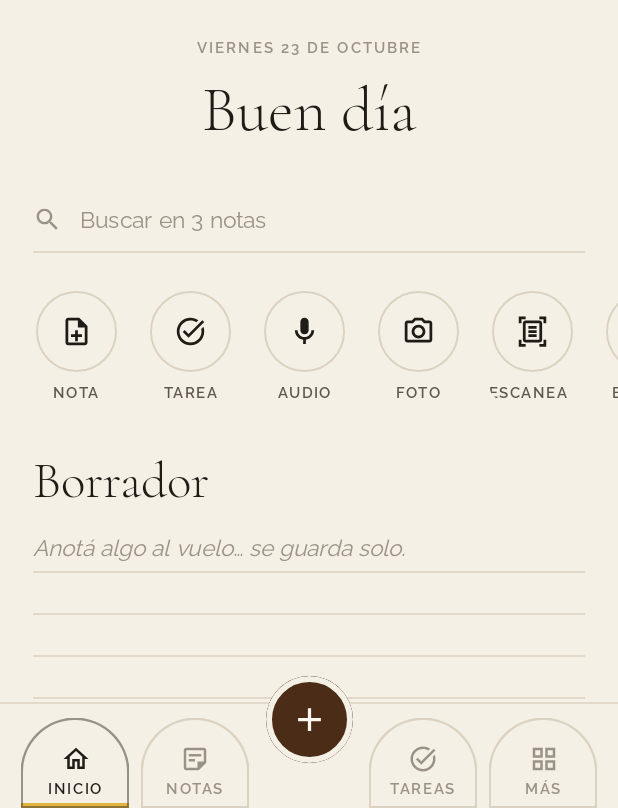
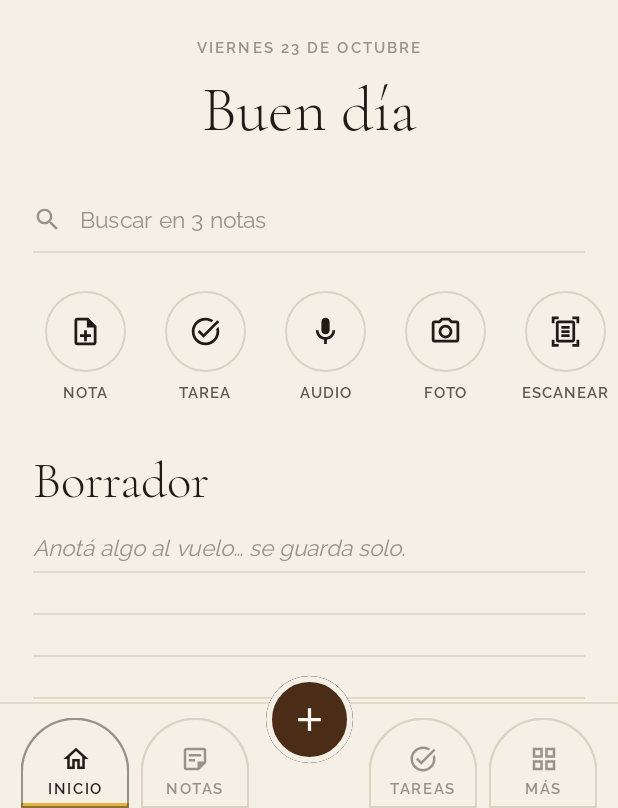
Before and after one commit to sudestada93/noteapp, an Android app built with Jetpack Compose: the screen it shows after launch (MainActivity), after a tap on "Empezar", on a phone screen of 412 x 824 dp, the part 428-1236 px from its top. Run offline under Robolectric (Android 15) with nearby library versions, the phone set to English and light mode, and no system bars; our stand-ins replace Room's generated code; pictures from the network do not load; Roboto replaces fonts that are not available here.

Commit message:
Ajustes finos: etiquetas de accesos, singular en búsqueda, color de nota de ejemplo; README
Co-Authored-By: Claude Opus 5.5 <noreply@anthropic.com>
Claude-Session: https://claude.ai/code/session_01SCxokomaUs9psNudQ5C5mm

```diff
--- a/app/src/main/java/com/libreta/app/data/Repository.kt
+++ b/app/src/main/java/com/libreta/app/data/Repository.kt
@@ -363,7 +363,7 @@ class Repository(
         createTag("ideas", 4)
 
         val welcome = listOf(
-            Block(type = BlockType.CALLOUT, text = "Bienvenido a **Libreta** — tu segundo cerebro, en papel crema y tinta carbón."),
+            Block(type = BlockType.CALLOUT, text = "Bienvenido a **Libreta** — tu cuaderno de papel marfil y tinta azul."),
             Block(type = BlockType.H2, text = "Lo básico"),
             Block(type = BlockType.PARAGRAPH, text = "Escribí libremente. Usá **negrita**, *cursiva*, ++subrayado++, ~~tachado~~, ==resaltado== y `código`. Los enlaces también funcionan: [libreta](https://example.com)."),
             Block(type = BlockType.CHECK, text = "Tocá un casillero para tacharlo", checked = true),
@@ -378,7 +378,7 @@ class Repository(
             Block(type = BlockType.PARAGRAPH, text = "Organizá con libretas, pilas y etiquetas. Fijá notas en el inicio, agregá recordatorios y bloqueá la app con PIN o huella."),
         )
         createNote(personal.id, "👋 Empezá acá", welcome, listOf(tagImportante.id)).also { id ->
-            updateNote(id) { it.copy(isPinned = true, isShortcut = true, color = 1) }
+            updateNote(id) { it.copy(isPinned = true, isShortcut = true, color = 4) }
         }
         createNote(
             trabajo.id, "Reunión de equipo — planificación",
--- a/app/src/main/java/com/libreta/app/ui/screens/HomeScreen.kt
+++ b/app/src/main/java/com/libreta/app/ui/screens/HomeScreen.kt
@@ -168,15 +168,15 @@ fun HomeScreen(nav: Nav) {
                     Triple("Boceto", Icons.Outlined.Brush) { nav.newNote("sketch", null, null) },
                     Triple("Plantilla", Icons.Outlined.Dashboard) { nav.newFromTemplate() },
                 )
-                LazyRow(contentPadding = PaddingValues(horizontal = g, vertical = 26.dp), horizontalArrangement = Arrangement.spacedBy(18.dp)) {
+                LazyRow(contentPadding = PaddingValues(horizontal = g, vertical = 26.dp), horizontalArrangement = Arrangement.spacedBy(10.dp)) {
                     items(actions.size) { i ->
                         val (label, icon, action) = actions[i]
-                        Column(horizontalAlignment = Alignment.CenterHorizontally, modifier = Modifier.width(58.dp).clip(RoundedCornerShape(12.dp)).clickable(onClick = action)) {
+                        Column(horizontalAlignment = Alignment.CenterHorizontally, modifier = Modifier.width(70.dp).clip(RoundedCornerShape(12.dp)).clickable(onClick = action)) {
                             Box(Modifier.size(54.dp).border(1.dp, p.line, CircleShape), contentAlignment = Alignment.Center) {
                                 Icon(icon, null, tint = p.ink, modifier = Modifier.size(22.dp))
                             }
                             Spacer(Modifier.height(8.dp))
-                            Text(label.uppercase(), style = T.micro.copy(letterSpacing = T.micro.letterSpacing * 0.7f), color = p.inkSoft, maxLines = 1)
+                            Text(label.uppercase(), style = T.micro.copy(letterSpacing = T.micro.letterSpacing * 0.5f), color = p.inkSoft, maxLines = 1, softWrap = false)
                         }
                     }
                 }
--- a/app/src/main/java/com/libreta/app/ui/screens/SearchScreen.kt
+++ b/app/src/main/java/com/libreta/app/ui/screens/SearchScreen.kt
@@ -217,7 +217,7 @@ fun SearchScreen(initial: String?, nav: Nav) {
             LazyColumn(contentPadding = PaddingValues(start = 20.dp, end = 16.dp, top = 12.dp, bottom = 120.dp), verticalArrangement = Arrangement.spacedBy(12.dp)) {
                 item {
                     Row(verticalAlignment = Alignment.CenterVertically) {
-                        Text("${results.size} resultados", style = T.heading, color = p.ink, modifier = Modifier.weight(1f))
+                        Text(if (results.size == 1) "1 resultado" else "${results.size} resultados", style = T.heading, color = p.ink, modifier = Modifier.weight(1f))
                         Row(Modifier.clickable { saving = true }.padding(6.dp), verticalAlignment = Alignment.CenterVertically) {
                             Icon(Icons.Filled.BookmarkAdd, null, tint = p.ink, modifier = Modifier.size(16.dp))
                             Spacer(Modifier.width(4.dp))
```
Also changed, not shown: 1 other file.
